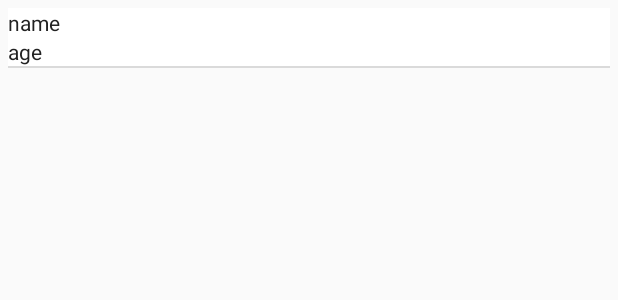
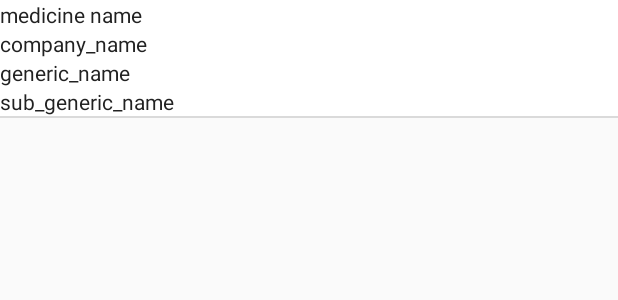
Before and after one commit to demo-Ashif/SearchviewWithRxAndroid, an Android app: the layout item_recyler_item.xml on its own in the app's theme, with its tools: preview values and no code run, on a phone screen of 412 x 824 dp. Shown: the top 300 px of the screen. Run offline under Robolectric (Android 15) with nearby library versions, the phone set to English and light mode, and no system bars.

Commit message:
hace to check commit

```diff
--- a/app/src/main/java/com/sadikul/searchviewwithrxandroid/Presenter/Presenter.java
+++ b/app/src/main/java/com/sadikul/searchviewwithrxandroid/Presenter/Presenter.java
@@ -1,6 +1,7 @@
 package com.sadikul.searchviewwithrxandroid.Presenter;
 
 import com.sadikul.searchviewwithrxandroid.Model.SearchApi;
+import com.sadikul.searchviewwithrxandroid.Retrofit.POJO.MedicineSearchList;
 import com.sadikul.searchviewwithrxandroid.Retrofit.POJO.Notices;
 import com.sadikul.searchviewwithrxandroid.interfaces.MainActivityView;
 import com.sadikul.searchviewwithrxandroid.interfaces.OnRequestComplete;
@@ -18,7 +19,7 @@ public class Presenter {
     public void getSearchResult(String query){
         new SearchApi(view.getAppContext(), query, new OnRequestComplete() {
             @Override
-            public void onRequestComplete(Notices o) {
+            public void onRequestComplete(MedicineSearchList o) {
                 view.stopLoading();
                 view.showSearchData(o);
             }
--- a/app/src/main/java/com/sadikul/searchviewwithrxandroid/Retrofit/ApiInterface.java
+++ b/app/src/main/java/com/sadikul/searchviewwithrxandroid/Retrofit/ApiInterface.java
@@ -1,5 +1,6 @@
 package com.sadikul.searchviewwithrxandroid.Retrofit;
 
+import com.sadikul.searchviewwithrxandroid.Retrofit.POJO.MedicineSearchList;
 import com.sadikul.searchviewwithrxandroid.Retrofit.POJO.Notices;
 import com.sadikul.searchviewwithrxandroid.Utils.Constants;
 
@@ -14,6 +15,8 @@ import retrofit2.http.Query;
 public interface ApiInterface{
 
     @POST(Constants.search_result_api)
-    Observable<Notices> getData(@Query("key") String key);
+    Observable<MedicineSearchList> getData(
+            @Query("name") String key
+    );
 
 }
--- a/app/src/main/java/com/sadikul/searchviewwithrxandroid/Utils/Constants.java
+++ b/app/src/main/java/com/sadikul/searchviewwithrxandroid/Utils/Constants.java
@@ -5,6 +5,6 @@ package com.sadikul.searchviewwithrxandroid.Utils;
  */
 
 public class Constants {
-    public static  final String baseUrl="http://sadikulsathi.com/";
-    public static  final String search_result_api = "get_search_result.php";
+    public static  final String baseUrl="http://206.189.88.104/";
+    public static  final String search_result_api = "api/search-medicines";
 }
--- a/app/src/main/java/com/sadikul/searchviewwithrxandroid/interfaces/MainActivityView.java
+++ b/app/src/main/java/com/sadikul/searchviewwithrxandroid/interfaces/MainActivityView.java
@@ -2,11 +2,12 @@ package com.sadikul.searchviewwithrxandroid.interfaces;
 
 import android.content.Context;
 
+import com.sadikul.searchviewwithrxandroid.Retrofit.POJO.MedicineSearchList;
 import com.sadikul.searchviewwithrxandroid.Retrofit.POJO.NoticeItem;
 import com.sadikul.searchviewwithrxandroid.Retrofit.POJO.Notices;
 
 public interface MainActivityView {
-    void showSearchData(Notices hashMap);
+    void showSearchData(MedicineSearchList hashMap);
 
     void startLoading();
 
--- a/app/src/main/java/com/sadikul/searchviewwithrxandroid/interfaces/OnRequestComplete.java
+++ b/app/src/main/java/com/sadikul/searchviewwithrxandroid/interfaces/OnRequestComplete.java
@@ -1,8 +1,9 @@
 package com.sadikul.searchviewwithrxandroid.interfaces;
 
+import com.sadikul.searchviewwithrxandroid.Retrofit.POJO.MedicineSearchList;
 import com.sadikul.searchviewwithrxandroid.Retrofit.POJO.Notices;
 
 public interface OnRequestComplete {
-    void onRequestComplete(Notices o);
+    void onRequestComplete(MedicineSearchList o);
     void onRequestError(String errorMsg);
 }
--- a/app/src/main/res/layout/item_recyler_item.xml
+++ b/app/src/main/res/layout/item_recyler_item.xml
@@ -1,10 +1,8 @@
 <?xml version="1.0" encoding="utf-8"?>
 <LinearLayout xmlns:android="http://schemas.android.com/apk/res/android"
-    android:orientation="vertical"
     android:layout_width="match_parent"
     android:layout_height="wrap_content"
-    android:layout_margin="5dp"
-    >
+    android:orientation="vertical">
 
     <RelativeLayout
         android:layout_width="match_parent"
@@ -15,21 +13,38 @@
             android:id="@+id/name"
             android:layout_width="wrap_content"
             android:layout_height="wrap_content"
-            android:text="name"
-            android:textColor="#212121"/>
+            android:text="medicine name"
+            android:textColor="#212121" />
 
         <TextView
-            android:id="@+id/age"
+            android:id="@+id/company_name"
             android:layout_width="wrap_content"
             android:layout_height="wrap_content"
             android:layout_below="@+id/name"
-            android:text="age"
-            android:textColor="#212121"/>
+            android:text="company_name"
+            android:textColor="#212121" />
+
+        <TextView
+            android:id="@+id/generic_name"
+            android:layout_width="wrap_content"
+            android:layout_height="wrap_content"
+            android:layout_below="@+id/company_name"
+            android:text="generic_name"
+            android:textColor="#212121" />
+
+        <TextView
+            android:id="@+id/sub_generic_name"
+            android:layout_width="wrap_content"
+            android:layout_height="wrap_content"
+            android:layout_below="@+id/generic_name"
+            android:text="sub_generic_name"
+            android:textColor="#212121" />
 
     </RelativeLayout>
+
     <View
         android:layout_width="match_parent"
         android:layout_height="1dp"
-        android:background="#dadada"></View>
+        android:background="#dadada" />
 
 </LinearLayout>
--- a/build.gradle
+++ b/build.gradle
@@ -3,9 +3,10 @@
 buildscript {
     repositories {
         jcenter()
+        google()
     }
     dependencies {
-        classpath 'com.android.tools.build:gradle:2.3.3'
+        classpath 'com.android.tools.build:gradle:3.1.3'
 
         // NOTE: Do not place your application dependencies here; they belong
         // in the individual module build.gradle files
@@ -15,6 +16,7 @@ buildscript {
 allprojects {
     repositories {
         jcenter()
+        google()
     }
 }
 
```
Also changed, not shown: app/build.gradle (+21 -21 lines), app/src/main/java/com/sadikul/searchviewwithrxandroid/Activities/MainActivity.java (+17 -14 lines), app/src/main/java/com/sadikul/searchviewwithrxandroid/Adapter/MainAdapter.java (+13 -8 lines), app/src/main/java/com/sadikul/searchviewwithrxandroid/Model/SearchApi.java (+7 -3 lines), app/src/main/java/com/sadikul/searchviewwithrxandroid/Retrofit/POJO/MedicineItem.java (added, +42 -0 lines), app/src/main/java/com/sadikul/searchviewwithrxandroid/Retrofit/POJO/MedicineSearchList.java (added, +28 -0 lines), app/src/main/java/com/sadikul/searchviewwithrxandroid/Retrofit/RetrofiClient.java (+8 -0 lines), gradle/wrapper/gradle-wrapper.properties.
